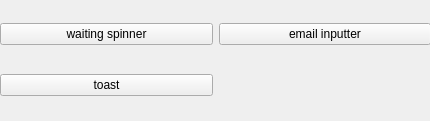
Old version of the form demo/qrwidgetdemo.ui in the repository Qters/QrWidgets.
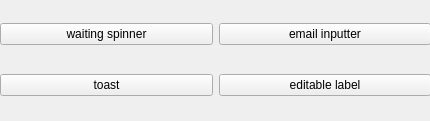
New version of the form.

Commit message: add editable label widget

Patch:
```diff
--- a/demo/qrwidgetdemo.ui
+++ b/demo/qrwidgetdemo.ui
@@ -44,6 +44,13 @@
       </property>
      </widget>
     </item>
+    <item row="1" column="1">
+     <widget class="QPushButton" name="editableLabel">
+      <property name="text">
+       <string>editable label</string>
+      </property>
+     </widget>
+    </item>
    </layout>
   </widget>
  </widget>
```
The commit also changes 9 other files.
